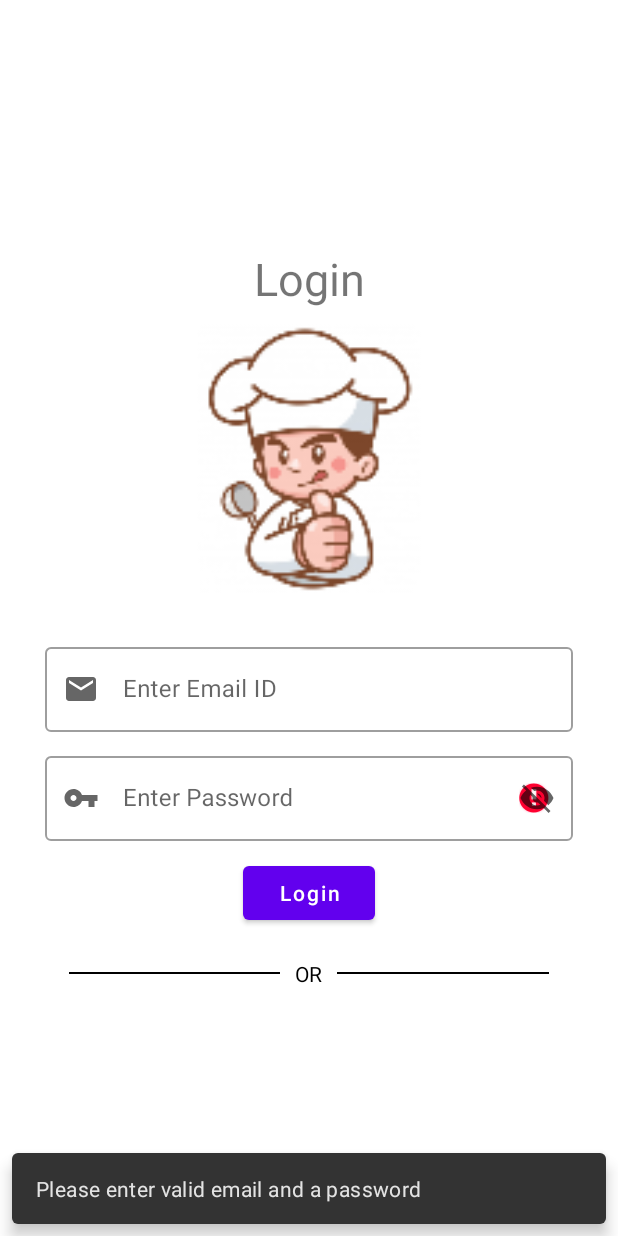
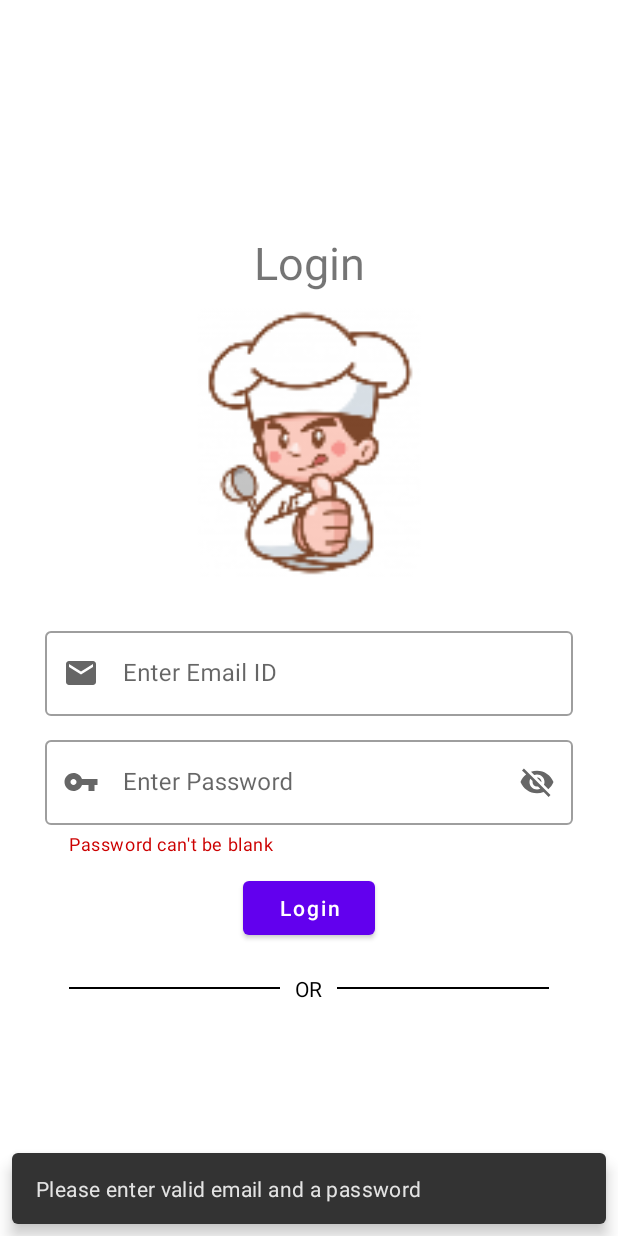
Before and after one commit to AmanKamani/CheffOnline, an Android app: the SignInFragment screen opened through its navigation route, after a tap on an icon or button, on a phone screen of 412 x 824 dp. Run offline under Robolectric (Android 15) with nearby library versions, the phone set to English and light mode, and no system bars; Roboto replaces fonts that are not available here; 1 other tap on this screen came first.

Commit message:
Fixing minor dev issues
Changed the error message to helper text in password Field
Changed the logic in Validation of password

Author: Shivaprasad

```diff
--- a/app/src/main/java/jb/svb/cheffonline/auth/SignInFragment.kt
+++ b/app/src/main/java/jb/svb/cheffonline/auth/SignInFragment.kt
@@ -28,13 +28,16 @@ class SignInFragment : Fragment(R.layout.fragment_sign_in) {
         binding.passwordEditText.addTextChangedListener {
             loginForm.password = it.toString()
             if (!loginForm.validatePassword()) {
-                binding.passwordEditText.error = loginForm.getErrorMessage()
+                binding.passwordTextParent.helperText = loginForm.getErrorMessage()
+            }
+            else {
+                binding.passwordTextParent.helperText = ""
             }
         }
 
         binding.loginButton.setOnClickListener {
             loginForm =
-                LoginForm(binding.emailEditText.toString(), binding.passwordEditText.toString())
+                LoginForm(binding.emailEditText.text.toString(), binding.passwordEditText.text.toString())
             if (!loginForm.validateLoginForm()) {
                 Snackbar.make(view, loginForm.getErrorMessage(), Snackbar.LENGTH_LONG).show()
             }
--- a/app/src/main/res/layout/fragment_sign_in.xml
+++ b/app/src/main/res/layout/fragment_sign_in.xml
@@ -43,11 +43,16 @@
     </com.google.android.material.textfield.TextInputLayout>
 
     <com.google.android.material.textfield.TextInputLayout
+        android:id="@+id/password_text_parent"
         style="@style/EditTextStyle"
         android:layout_width="match_parent"
         android:layout_height="wrap_content"
         app:endIconMode="password_toggle"
-        app:startIconDrawable="@drawable/ic_key">
+        app:startIconDrawable="@drawable/ic_key"
+        app:helperTextEnabled="true"
+        app:helperTextTextColor="@android:color/holo_red_dark"
+        app:helperText=""
+        >
 
         <com.google.android.material.textfield.TextInputEditText
             android:id="@+id/passwordEditText"
```
